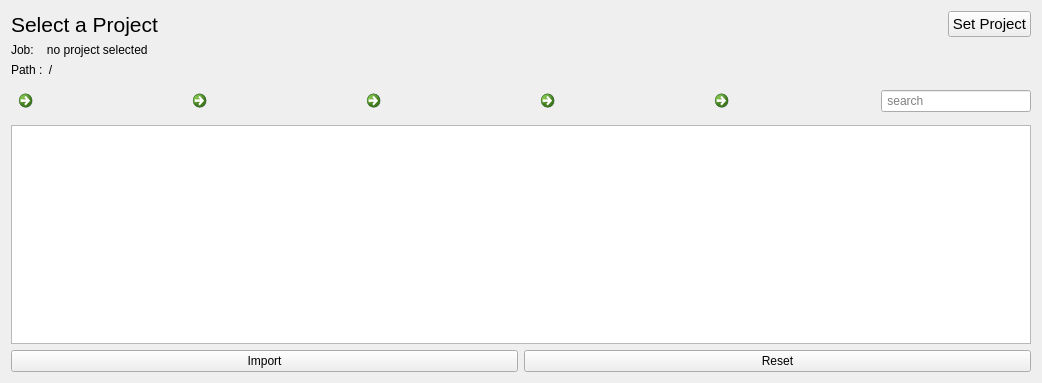
Qt form projectview.ui (scmacoll/USDbrowserdrafts) before a commit.
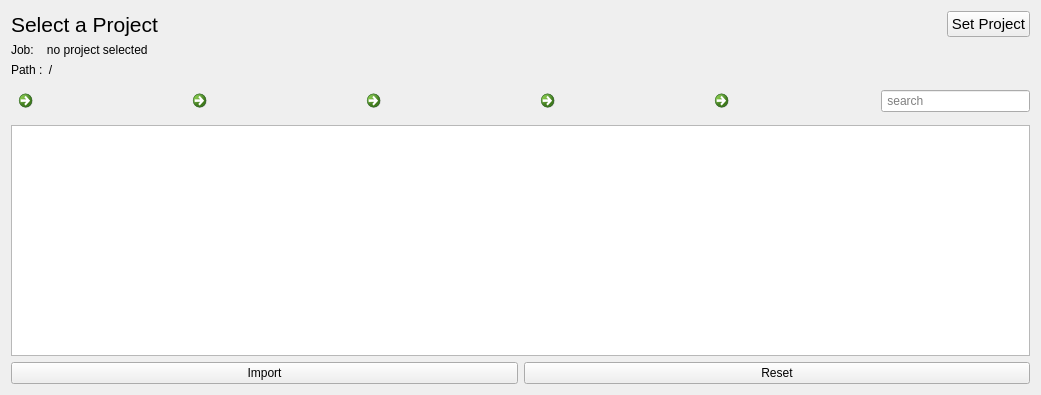
The same form after that commit. Icons and pictures are not drawn.

What changed in the file:
```diff
--- a/projectview.ui
+++ b/projectview.ui
@@ -6,8 +6,8 @@
    <rect>
     <x>0</x>
     <y>0</y>
-    <width>1042</width>
-    <height>383</height>
+    <width>1041</width>
+    <height>395</height>
    </rect>
   </property>
   <property name="windowTitle">
@@ -17,37 +17,26 @@
    <item>
     <layout class="QGridLayout" name="gridLayout_2">
      <item row="7" column="0">
-      <layout class="QHBoxLayout" name="horizontalLayout_3">
-       <item>
-        <widget class="QPushButton" name="pushButton_2">
-         <property name="text">
-          <string>Import</string>
-         </property>
-        </widget>
-       </item>
-       <item>
-        <widget class="QPushButton" name="resetbtn">
-         <property name="text">
-          <string>Reset</string>
-         </property>
-        </widget>
-       </item>
-      </layout>
-     </item>
-     <item row="2" column="0">
-      <widget class="QLabel" name="jobpath">
-       <property name="text">
-        <string>Job:    no project selected</string>
-       </property>
-      </widget>
-     </item>
-     <item row="6" column="0">
       <widget class="QListWidget" name="scenelist">
        <property name="viewMode">
         <enum>QListView::ListMode</enum>
        </property>
       </widget>
      </item>
+     <item row="3" column="0">
+      <widget class="QLabel" name="projpath">
+       <property name="text">
+        <string>Path :  /</string>
+       </property>
+      </widget>
+     </item>
+     <item row="2" column="0">
+      <widget class="QLabel" name="jobpath">
+       <property name="text">
+        <string>Job:    no project selected</string>
+       </property>
+      </widget>
+     </item>
      <item row="4" column="0">
       <layout class="QHBoxLayout" name="horizontalLayout_2">
        <item>
@@ -133,16 +122,27 @@
        </item>
       </layout>
      </item>
+     <item row="8" column="0">
+      <layout class="QHBoxLayout" name="horizontalLayout_3">
+       <item>
+        <widget class="QPushButton" name="pushButton_2">
+         <property name="text">
+          <string>Import</string>
+         </property>
+        </widget>
+       </item>
+       <item>
+        <widget class="QPushButton" name="resetbtn">
+         <property name="text">
+          <string>Reset</string>
+         </property>
+        </widget>
+       </item>
+      </layout>
+     </item>
      <item row="5" column="0">
       <layout class="QHBoxLayout" name="horizontalLayout_4"/>
      </item>
-     <item row="3" column="0">
-      <widget class="QLabel" name="projpath">
-       <property name="text">
-        <string>Path :  /</string>
-       </property>
-      </widget>
-     </item>
      <item row="1" column="0">
       <layout class="QHBoxLayout" name="horizontalLayout">
        <item alignment="Qt::AlignLeft">
@@ -193,6 +193,9 @@
        </item>
       </layout>
      </item>
+     <item row="6" column="0">
+      <layout class="QHBoxLayout" name="horizontalLayout_5"/>
+     </item>
     </layout>
    </item>
   </layout>
```
